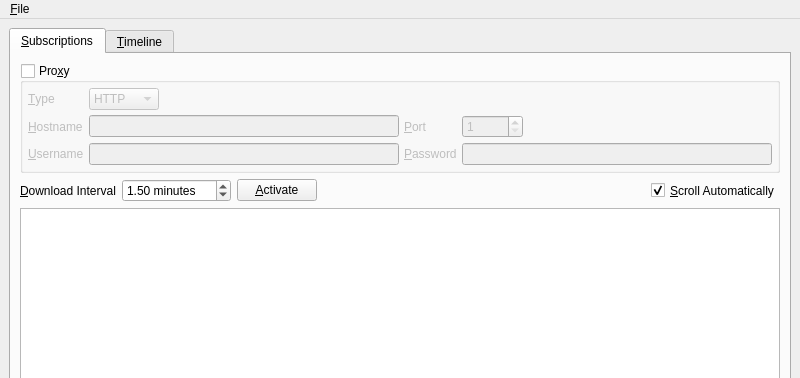
The window that branches/trunk/UI/spot-on-rss.ui (textbrowser/spot-on) describes before a commit, drawn with Qt 5; both pictures show x 0 to 800 and y 0 to 378 of the 800 by 600 pixel window.
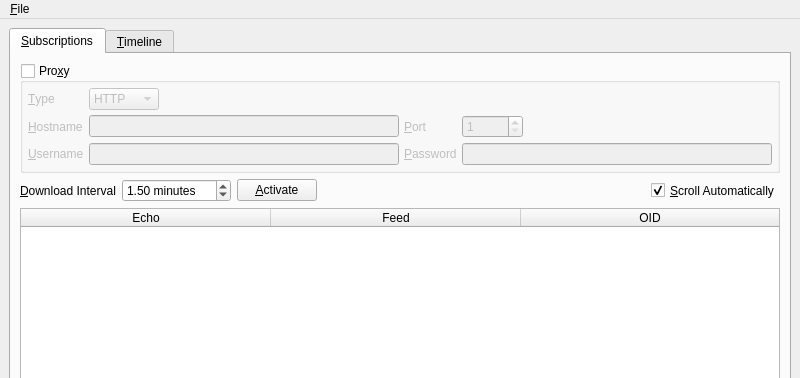
The same window after the commit. Icons and pictures are not drawn.

Patch:
```diff
--- a/branches/trunk/UI/spot-on-rss.ui
+++ b/branches/trunk/UI/spot-on-rss.ui
@@ -258,7 +258,44 @@
          </layout>
         </item>
         <item>
-         <widget class="QListWidget" name="feeds"/>
+         <widget class="QTableWidget" name="feeds">
+          <property name="alternatingRowColors">
+           <bool>true</bool>
+          </property>
+          <property name="selectionMode">
+           <enum>QAbstractItemView::NoSelection</enum>
+          </property>
+          <property name="selectionBehavior">
+           <enum>QAbstractItemView::SelectRows</enum>
+          </property>
+          <property name="horizontalScrollMode">
+           <enum>QAbstractItemView::ScrollPerPixel</enum>
+          </property>
+          <property name="sortingEnabled">
+           <bool>true</bool>
+          </property>
+          <attribute name="horizontalHeaderDefaultSectionSize">
+           <number>250</number>
+          </attribute>
+          <attribute name="horizontalHeaderStretchLastSection">
+           <bool>true</bool>
+          </attribute>
+          <column>
+           <property name="text">
+            <string>Echo</string>
+           </property>
+          </column>
+          <column>
+           <property name="text">
+            <string>Feed</string>
+           </property>
+          </column>
+          <column>
+           <property name="text">
+            <string>OID</string>
+           </property>
+          </column>
+         </widget>
         </item>
         <item>
          <widget class="QGroupBox" name="groupBox">
```
